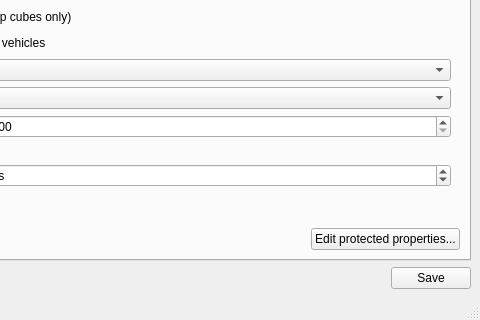
Old version of the form OTModules/wMaps/wGlobalProps/wglobalprops.ui in the repository pietr26/OMSI-Tools; both pictures show x 180 to 660 and y 366 to 686 of the 660 by 686 pixel window.
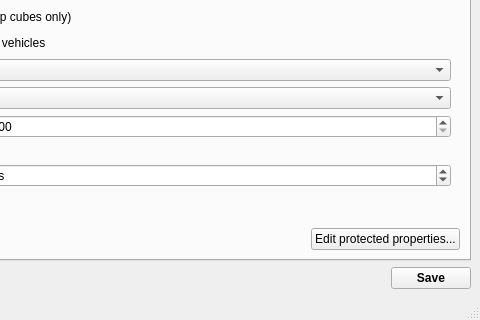
New version of the form. Icons and pictures are not drawn. Custom widgets are drawn as their Qt base class.

Diff of the .ui file:
```diff
--- a/OTModules/wMaps/wGlobalProps/wglobalprops.ui
+++ b/OTModules/wMaps/wGlobalProps/wglobalprops.ui
@@ -814,6 +814,11 @@
       </item>
       <item>
        <widget class="QPushButton" name="btnSave">
+        <property name="font">
+         <font>
+          <bold>true</bold>
+         </font>
+        </property>
         <property name="text">
          <string>Save</string>
         </property>
```
Left out of the diff: 13 changed lines with no effect on the pictures.
